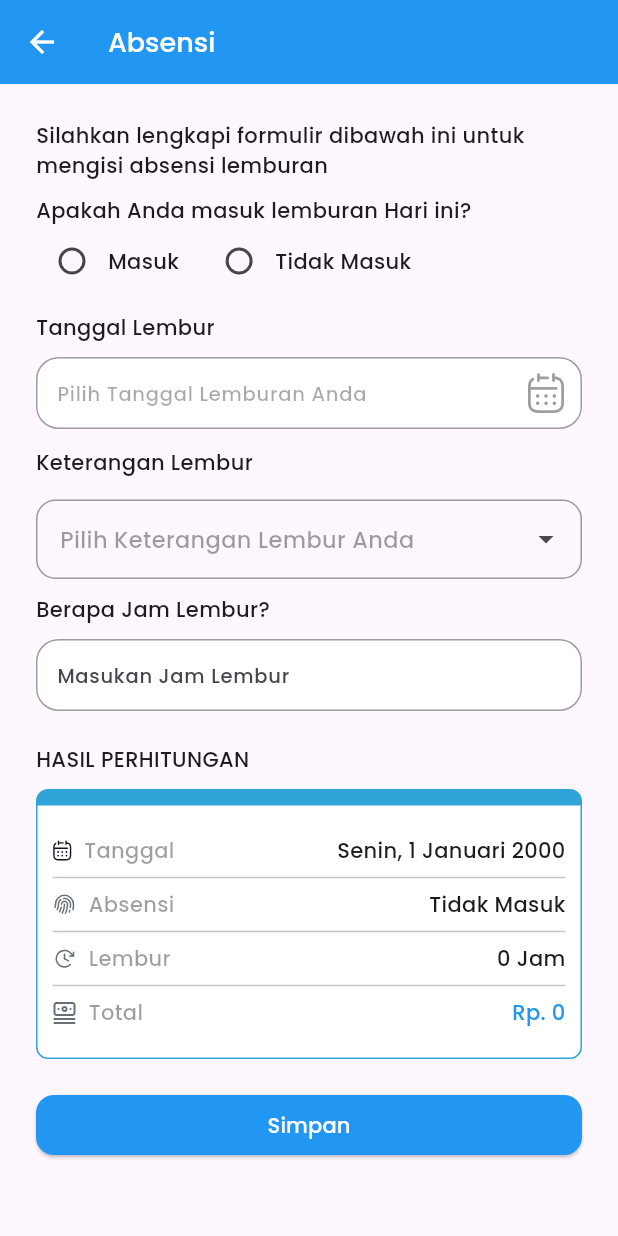
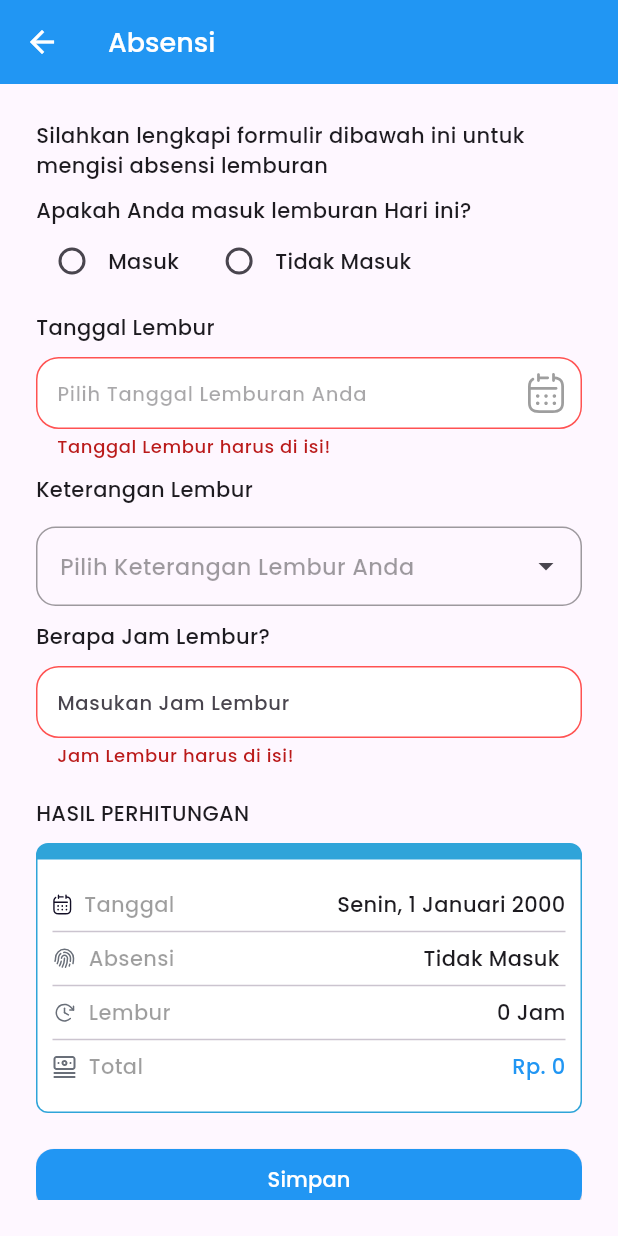
Before and after one commit to Enricko/Absensi, a Flutter app: the FormAbsensi screen opened directly, after a tap on "Simpan", on a phone screen of 412 x 824 dp. Run offline on Flutter 3.47's test engine with Material 3 defaults, Android fonts, the phone set to English and light mode, and no system bars; drawn by our look-alikes of dropdown_search; our stand-ins replace cloud_firestore, currency_text_input_formatter, firebase_auth, firebase_core, firebase_database, flutter_easyloading and 3 more; missing offline and left inert: firebase_ui_database; accounts and stored records are empty; network calls fail.

Commit message:
Insert Lembur dan ubah beberapa

```diff
--- a/lib/page/screens/form.dart
+++ b/lib/page/screens/form.dart
@@ -1,3 +1,6 @@
+import 'dart:async';
+
+import 'package:absensi/system/insert_data.dart';
 import 'package:cloud_firestore/cloud_firestore.dart';
 import 'package:dropdown_search/dropdown_search.dart';
 import 'package:firebase_database/firebase_database.dart';
@@ -15,44 +18,83 @@ class FormAbsensi extends StatefulWidget {
 }
 
 class _FormAbsensiState extends State<FormAbsensi> {
-  CollectionReference users = FirebaseFirestore.instance.collection('users');
+  // Form Key untuk Validasi Form Input
   final formkey = GlobalKey<FormState>();
+  // ignorePointer agar tidak spam click
+  bool ignorePointer = false;
+  Timer? ignorePointerTimer;
 
+  // Set ID_User ke variable
   String id_user = "";
+  int totalGajiLembur = 0;
 
+  // Form Input Controller
   TextEditingController dateController = TextEditingController();
   TextEditingController timeController = TextEditingController();
   int selectedRadio = 0;
   final String locale = 'id';
   String? status;
+
   // Format Currency
   NumberFormat currencyFormatter = NumberFormat.currency(
     locale: 'id',
     symbol: 'Rp ',
-    decimalDigits: 2,
+    decimalDigits: 0,
   );
 
-  Future<void> getData() async {
-    try {
-      QuerySnapshot querySnapshot = await users.get();
-      querySnapshot.docs.forEach((doc) {
-        print("--------");
-        print(doc.data());
-      });
-    } catch (e) {
-      print("Error reading data: $e");
+  String totalLembur(int gajiPokok) {
+    if (timeController.text != "") {
+      // Lembur jam pertama
+      var lembur1 = 1 * 1.5 * (1 / 173) * gajiPokok!;
+
+      // Lembur jam kedua dan lembur di hari libur
+      var lembur2 =
+          currencyFormatter.format(int.parse(timeController.text) * 2 * (1 / 173) * gajiPokok!);
+
+      // Lembur jam pertama dan kedua di hari biasa
+      var lembur3 = currencyFormatter
+          .format(lembur1 + (int.parse(timeController.text) - 1) * 2 * (1 / 173) * gajiPokok!);
+      if (dateController.text != '') {
+        // Format Date
+        var dateFormat = DateFormat.EEEE('id')
+            .format(DateFormat('EEEE, dd MMMM yyyy', "id").parse(dateController.text));
+        // Jika Sabtu/Minggu maka return di bawah ini
+        if (dateFormat == 'Minggu' || dateFormat == 'Sabtu') {
+          return "$lembur2";
+        }
+      }
+      return "$lembur3";
     }
+    return "Rp. 0";
   }
 
-  String totalLembur(int gajiPokok) {
-    // Menyimpan data pada device menggunakan SharedPreferences
-    // SharedPreferences pref = await SharedPreferences.getInstance();
-    // int? gajiPokok = pref.getInt('gaji_pokok');
+// Function untuk menentukan weekend
+  String cekLiburWeekend() {
+    if (dateController.text != '') {
+      // Format Date
+      var dateFormat = DateFormat.EEEE('id')
+          .format(DateFormat('EEEE, dd MMMM yyyy', "id").parse(dateController.text));
+      // Jika Sabtu/Minggu maka return di bawah ini
+      if (dateFormat == 'Minggu' || dateFormat == 'Sabtu') {
+        return '( Hari Libur )';
+      }
+    }
+    return '';
+  }
 
-    if (timeController.text != "") {
-      return "${timeController.text == "1" ? currencyFormatter.format(int.parse(timeController.text) * 1.5 * (1 / 173) * gajiPokok!) : currencyFormatter.format(int.parse(timeController.text) * 2 * (1 / 173) * gajiPokok!)}";
-    }
-    return "Rp. 0";
+  void simpanLembur() {
+    var date = dateController.text;
+    var time = timeController.text;
+    var absensi = "${selectedRadio == 1 ? 'Masuk' : 'Tidak Masuk'} ${cekLiburWeekend()}";
+    var total = totalGajiLembur;
+
+    var data = {
+      'tanggal': date,
+      'absensi': absensi,
+      'lembur': time,
+      'total': total,
+    };
+    InsertData.lembur(data, id_user, context);
   }
 
   Future<void> getUser() async {
@@ -68,7 +110,6 @@ class _FormAbsensiState extends State<FormAbsensi> {
 
   @override
   Widget build(BuildContext context) {
-    getData();
     return Scaffold(
       appBar: AppBar(
         backgroundColor: Colors.blue,
@@ -149,7 +190,6 @@ class _FormAbsensiState extends State<FormAbsensi> {
                   child: Container(
                     margin: EdgeInsets.symmetric(vertical: 5),
                     width: double.infinity,
-                    height: 50,
                     decoration: BoxDecoration(
                       borderRadius: BorderRadius.circular(15),
                     ),
@@ -243,7 +283,6 @@ class _FormAbsensiState extends State<FormAbsensi> {
                 Container(
                   margin: EdgeInsets.symmetric(vertical: 5),
                   width: double.infinity,
-                  height: 50,
                   decoration: BoxDecoration(
                     borderRadius: BorderRadius.circular(15),
                   ),
@@ -362,7 +401,8 @@ class _FormAbsensiState extends State<FormAbsensi> {
                                 "Absensi",
                                 style: TextStyle(color: Colors.black38),
                               )),
-                              Text("${selectedRadio == 1 ? 'Masuk' : 'Tidak Masuk'}"),
+                              Text(
+                                  "${selectedRadio == 1 ? 'Masuk' : 'Tidak Masuk'} ${cekLiburWeekend()}"),
                             ],
                           ),
                           Divider(),
@@ -404,12 +444,22 @@ class _FormAbsensiState extends State<FormAbsensi> {
                                     .child(id_user)
                                     .onValue,
                                 builder: (context, snapshot) {
-                                  if (snapshot.hasData) {
+                                  if (snapshot.hasData &&
+                                      (snapshot.data! as DatabaseEvent).snapshot.value != null) {
                                     Map<dynamic, dynamic> data = Map<dynamic, dynamic>.from(
                                         (snapshot.data! as DatabaseEvent).snapshot.value
                                             as Map<dynamic, dynamic>);
+                                    if (data['gaji_pokok'] != null) {
+                                      totalGajiLembur = int.parse(
+                                          totalLembur(int.parse(data['gaji_pokok']))
+                                              .replaceAll(RegExp(r'[^0-9]'), ''));
+                                      return Text(
+                                        "${totalLembur(int.parse(data['gaji_pokok']))}",
+                                        style: TextStyle(color: Colors.blue),
+                                      );
+                                    }
                                     return Text(
-                                      "${totalLembur(int.parse(data['gaji_pokok']))}",
+                                      "Rp. 0",
                                       style: TextStyle(color: Colors.blue),
                                     );
                                   }
@@ -444,7 +494,18 @@ class _FormAbsensiState extends State<FormAbsensi> {
                         backgroundColor: MaterialStateProperty.all(Colors.blue),
                         foregroundColor: MaterialStateProperty.all(Colors.white),
                       ),
-                      onPressed: () {},
+                      onPressed: () {
+                        if (formkey.currentState!.validate()) {
+                          setState(() {
+                            ignorePointer = true;
+                            ignorePointerTimer = Timer(const Duration(seconds: 2), () {
+                              ignorePointer = false;
+                            });
+                          });
+                          // Menjalanan kan logic Simpan data lembur
+                          simpanLembur();
+                        }
+                      },
                       child: Text("Simpan")),
                 )
               ],
--- /dev/null
+++ b/lib/system/insert_data.dart
@@ -0,0 +1,14 @@
+import "package:firebase_database/firebase_database.dart";
+import "package:flutter/material.dart";
+import "package:flutter_easyloading/flutter_easyloading.dart";
+import "package:intl/intl.dart";
+
+class InsertData {
+  static lembur(Map<dynamic, dynamic> data,String id_user, BuildContext context) async {
+    FirebaseDatabase.instance.ref().child("lembur").child(id_user).child(DateFormat('MMMM yyyy', "id").format(DateTime.now())).push().set(data).whenComplete(() {
+      EasyLoading.showSuccess('Menu telah di tambahkan', dismissOnTap: true);
+      Navigator.pop(context);
+      return;
+    });
+  }
+}
```
